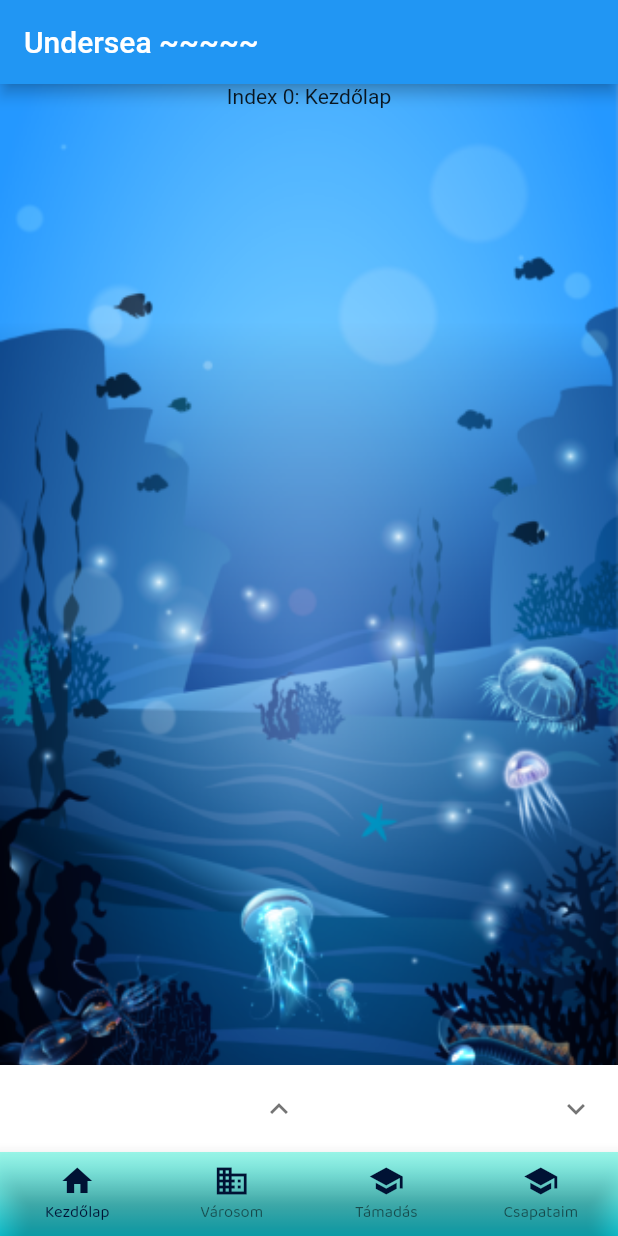
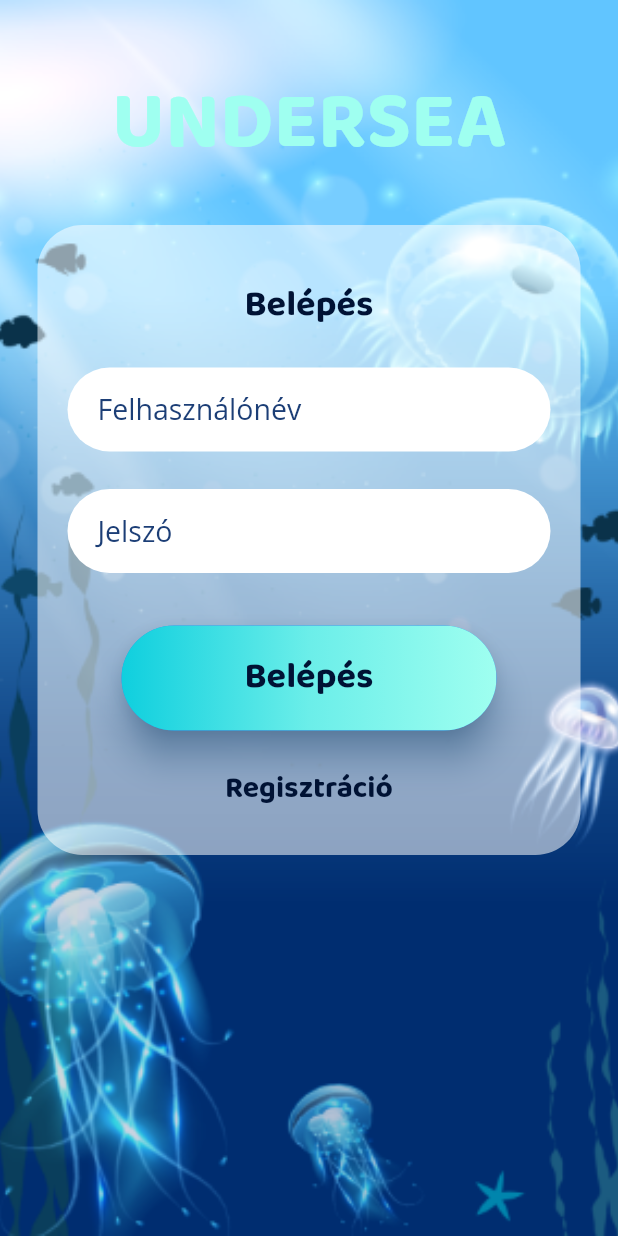
Before and after one commit to csngebnc/UnderSea, a Flutter app: the screen it shows after launch, on a phone screen of 412 x 824 dp. Run offline on Flutter 3.47's test engine with Material 2 defaults, Android fonts, the phone set to English and light mode, and no system bars; our stand-ins replace get.

Commit message:
login screen ready
logo above undersea text missing only

```diff
--- a/frontend/flutter/undersea/lib/main.dart
+++ b/frontend/flutter/undersea/lib/main.dart
@@ -1,4 +1,6 @@
 import 'package:flutter/material.dart';
+import 'package:get/get.dart';
+import 'package:undersea/views/login.dart';
 import 'views/bottom_nav_bar.dart';
 
 void main() => runApp(const MyApp());
@@ -10,9 +12,9 @@ class MyApp extends StatelessWidget {
 
   @override
   Widget build(BuildContext context) {
-    return const MaterialApp(
+    return GetMaterialApp(
       title: _title,
-      home: BottomNavBar(),
+      home: LoginPage(title: 'loginpage'), //BottomNavBar(),
     );
   }
 }
--- /dev/null
+++ b/frontend/flutter/undersea/lib/views/login.dart
@@ -0,0 +1,175 @@
+import 'package:flutter/material.dart';
+import 'package:get/get.dart';
+import 'bottom_nav_bar.dart';
+
+class LoginPage extends StatefulWidget {
+  LoginPage({Key? key, required this.title}) : super(key: key);
+  // This widget is the home page of your application. It is stateful, meaning
+  // that it has a State object (defined below) that contains fields that affect
+  // how it looks.
+  // This class is the configuration for the state. It holds the values (in this
+  // case the title) provided by the parent (in this case the App widget) and
+  // used by the build method of the State. Fields in a Widget subclass are
+  // always marked "final".
+  final String title;
+  @override
+  _LoginPageState createState() => _LoginPageState();
+}
+
+class _LoginPageState extends State<LoginPage> {
+  TextStyle buttonTextStyle = TextStyle(
+      fontFamily: 'Baloo 2',
+      fontSize: 20.0,
+      color: Color(0xFF001234),
+      fontWeight: FontWeight.bold);
+  TextStyle inputTextStyle = TextStyle(fontFamily: 'Open Sans', fontSize: 15);
+
+  @override
+  Widget build(BuildContext context) {
+    final width = MediaQuery.of(context).size.width;
+    final emailField = TextField(
+      obscureText: false,
+      style: inputTextStyle,
+      decoration: InputDecoration(
+          contentPadding: EdgeInsets.fromLTRB(20.0, 15.0, 20.0, 15.0),
+          hintText: "Email",
+          fillColor: Colors.white,
+          filled: true,
+          border:
+              OutlineInputBorder(borderRadius: BorderRadius.circular(32.0))),
+    );
+    final userField = Container(
+        width: width - 50,
+        decoration: BoxDecoration(
+            borderRadius: BorderRadius.circular(32.0), color: Colors.white),
+        child: TextField(
+          style: inputTextStyle,
+          decoration: InputDecoration(
+              contentPadding: EdgeInsets.fromLTRB(20.0, 15.0, 20.0, 15.0),
+              hintText: "Felhasználónév",
+              hintStyle: TextStyle(color: Color(0xFF1C3E76), fontSize: 19),
+              border: InputBorder.none),
+        ));
+    final passwordField = Container(
+        width: width - 50,
+        decoration: BoxDecoration(
+            borderRadius: BorderRadius.circular(32.0), color: Colors.white),
+        child: TextField(
+          obscureText: true,
+          style: inputTextStyle,
+          decoration: InputDecoration(
+              contentPadding: EdgeInsets.fromLTRB(20.0, 15.0, 20.0, 15.0),
+              hintText: "Jelszó",
+              hintStyle: TextStyle(color: Color(0xFF1C3E76), fontSize: 19),
+              border: InputBorder.none),
+        ));
+    final loginButton = Material(
+      elevation: 5.0,
+      borderRadius: BorderRadius.circular(30.0),
+      color: Color(0xff01A0C7),
+      child: MaterialButton(
+        minWidth: MediaQuery.of(context).size.width,
+        padding: EdgeInsets.fromLTRB(20.0, 15.0, 20.0, 15.0),
+        onPressed: () {
+          Get.to(BottomNavBar());
+        },
+        child: Text("Belépés",
+            textAlign: TextAlign.center, style: buttonTextStyle),
+      ),
+    );
+
+    final loginButton2 = ElevatedButton(
+      onPressed: () {
+        Get.to(BottomNavBar());
+      },
+      style: ElevatedButton.styleFrom(
+          padding: EdgeInsets.zero,
+          elevation: 10,
+          shadowColor: Color(0xFF3B7DBD),
+          shape:
+              RoundedRectangleBorder(borderRadius: BorderRadius.circular(200))),
+      child: Ink(
+        decoration: BoxDecoration(
+            gradient: LinearGradient(
+              begin: Alignment.centerRight,
+              end: Alignment.centerLeft,
+              colors: [Color(0xff9FFFF0), Color(0xff6BEEE9), Color(0xff0FCFDE)],
+            ),
+            borderRadius: BorderRadius.circular(200)),
+        child: Container(
+          width: 250,
+          height: 70,
+          alignment: Alignment.center,
+          child: Text(
+            'Belépés',
+            style: buttonTextStyle.copyWith(fontSize: 24),
+          ),
+        ),
+      ),
+    );
+
+    return Scaffold(
+        body: Container(
+            decoration: BoxDecoration(
+              image: DecorationImage(
+                  image: AssetImage(
+                    'assets/background/sign in bg@3x.png',
+                    //height: MediaQuery.of(context).size.height,
+                    // width: MediaQuery.of(context).size.width,
+                  ),
+                  fit: BoxFit.cover),
+            ),
+            child: Center(
+              child: Column(children: [
+                SizedBox(height: 40),
+                SizedBox(
+                  child: Text('UNDERSEA',
+                      style: buttonTextStyle.copyWith(
+                          fontSize: 54, color: Color(0xFF9FFFF0))),
+                ),
+                //SizedBox(height: 25),
+                Container(
+                  color: Colors.transparent,
+                  child: Padding(
+                    padding: const EdgeInsets.all(25.0),
+                    child: Container(
+                      padding: const EdgeInsets.all(20.0),
+                      decoration: BoxDecoration(
+                        borderRadius: BorderRadius.circular(30),
+                        color: Colors.white54,
+                      ),
+                      child: Column(
+                        crossAxisAlignment: CrossAxisAlignment.center,
+                        mainAxisAlignment: MainAxisAlignment.center,
+                        children: <Widget>[
+                          SizedBox(height: 15),
+                          SizedBox(
+                              height: 30,
+                              child: Text(
+                                'Belépés',
+                                style: buttonTextStyle.copyWith(fontSize: 24),
+                              )),
+                          SizedBox(height: 30.0),
+                          userField,
+                          SizedBox(height: 25.0),
+                          passwordField,
+                          SizedBox(
+                            height: 35.0,
+                          ),
+                          loginButton2,
+                          SizedBox(
+                            height: 15.0,
+                          ),
+                          TextButton(
+                              onPressed: () {},
+                              child:
+                                  Text('Regisztráció', style: buttonTextStyle)),
+                        ],
+                      ),
+                    ),
+                  ),
+                ),
+              ]),
+            )));
+  }
+}
--- a/frontend/flutter/undersea/pubspec.yaml
+++ b/frontend/flutter/undersea/pubspec.yaml
@@ -22,6 +22,7 @@ environment:
 
 dependencies:
   get: ^4.1.4
+  flutter_sinusoidals: ^0.1.4
   flutter:
     sdk: flutter
 
```
Also changed, not shown: frontend/flutter/undersea/pubspec.lock.
